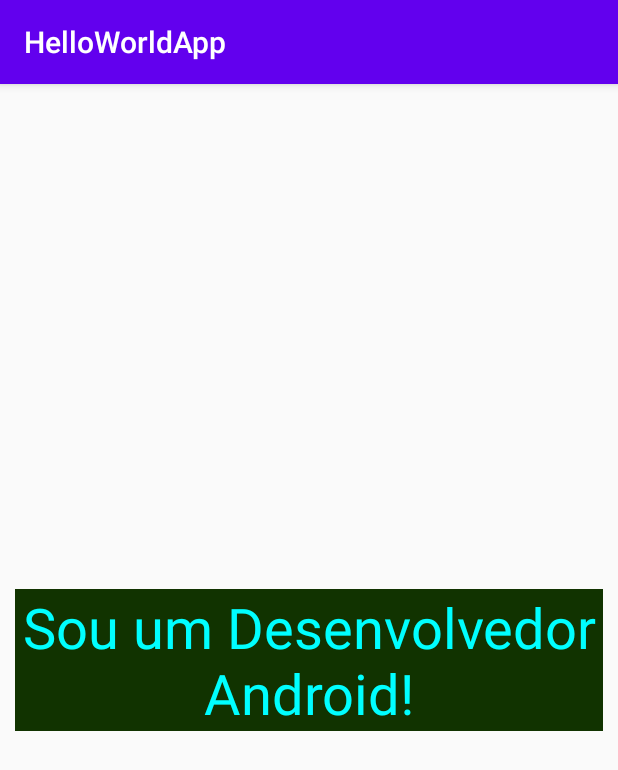
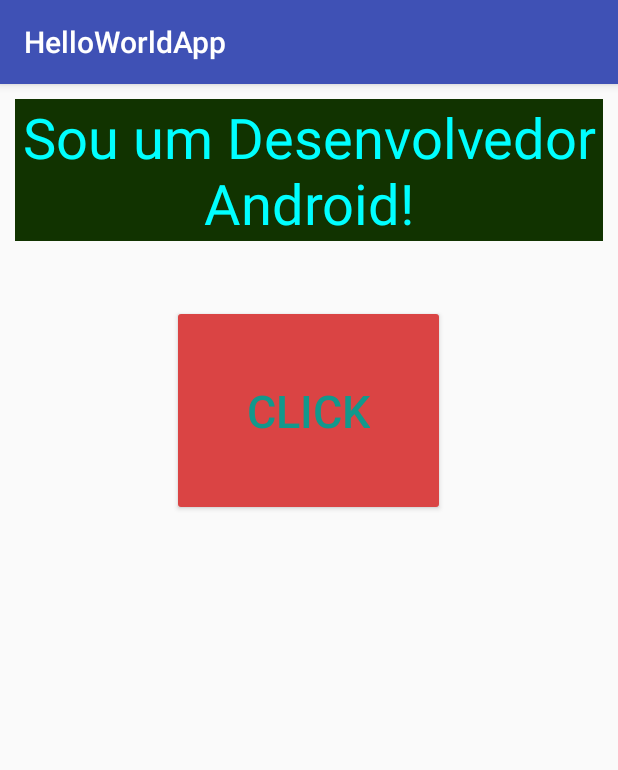
Before and after one commit to ViniciusNemTrindade/AndroidCurso, an Android app: the screen it shows after launch (MainActivity), on a phone screen of 412 x 824 dp. Shown: the top 770 px of the screen. Run offline under Robolectric (Android 15) with nearby library versions, the phone set to English and light mode, and no system bars.

Commit message:
Propriedades de botões: margin, color, background, padding e evento onClick

```diff
--- a/HelloWorldApp/app/src/main/java/com/vinicius/helloworldapp/MainActivity.java
+++ b/HelloWorldApp/app/src/main/java/com/vinicius/helloworldapp/MainActivity.java
@@ -3,8 +3,20 @@ package com.vinicius.helloworldapp;
 import androidx.appcompat.app.AppCompatActivity;
 
 import android.os.Bundle;
+import android.util.Log;
+import android.view.View;
+import android.widget.TextView;
 
 public class MainActivity extends AppCompatActivity {
+
+
+    public void btnPressionar(View buttonView ) {
+
+        // int resultado = 5 * 3;
+        // Log.i("Operacao: ", resultado + "");
+        TextView texto = findViewById(R.id.texto);
+        Log.i("TAG", texto.getText().toString());
+    }
 
     @Override
     protected void onCreate(Bundle savedInstanceState) {
--- a/HelloWorldApp/app/src/main/res/layout/activity_main.xml
+++ b/HelloWorldApp/app/src/main/res/layout/activity_main.xml
@@ -4,18 +4,34 @@
     xmlns:tools="http://schemas.android.com/tools"
     android:layout_width="match_parent"
     android:layout_height="match_parent"
+    android:outlineAmbientShadowColor="#403939"
     tools:context=".MainActivity">
 
     <TextView
-        android:id="@+id/textView7"
+        android:id="@+id/texto"
         android:layout_width="wrap_content"
         android:layout_height="wrap_content"
-        android:layout_centerInParent="true"
+        android:layout_margin="10dp"
+        android:background="#113300"
+        android:gravity="center"
         android:text="Sou um Desenvolvedor Android!"
-        android:background="#113300"
         android:textColor="#00ffff"
-        android:textSize="37sp"
-        android:gravity="center"
-        android:layout_margin="10dp"/>
+        android:textSize="37sp" />
+
+    <Button
+        android:id="@+id/button3"
+        android:layout_width="wrap_content"
+        android:layout_height="wrap_content"
+        android:layout_alignParentTop="true"
+        android:layout_centerHorizontal="true"
+        android:layout_marginTop="147dp"
+        android:backgroundTint="#DA4444"
+        android:onClick="btnPressionar"
+        android:padding="50dp"
+        android:text="Click"
+        android:textAlignment="center"
+        android:textColor="#12988C"
+        android:textSize="30sp" />
+
 
 </RelativeLayout>
--- a/HelloWorldApp/app/src/main/res/values/colors.xml
+++ b/HelloWorldApp/app/src/main/res/values/colors.xml
@@ -1,6 +1,6 @@
 <?xml version="1.0" encoding="utf-8"?>
 <resources>
-    <color name="colorPrimary">#6200EE</color>
-    <color name="colorPrimaryDark">#3700B3</color>
-    <color name="colorAccent">#03DAC5</color>
+    <color name="colorPrimary">#3F51B5</color>
+    <color name="colorPrimaryDark">#EF10D0</color>
+    <color name="colorAccent">#5E565E</color>
 </resources>
```
